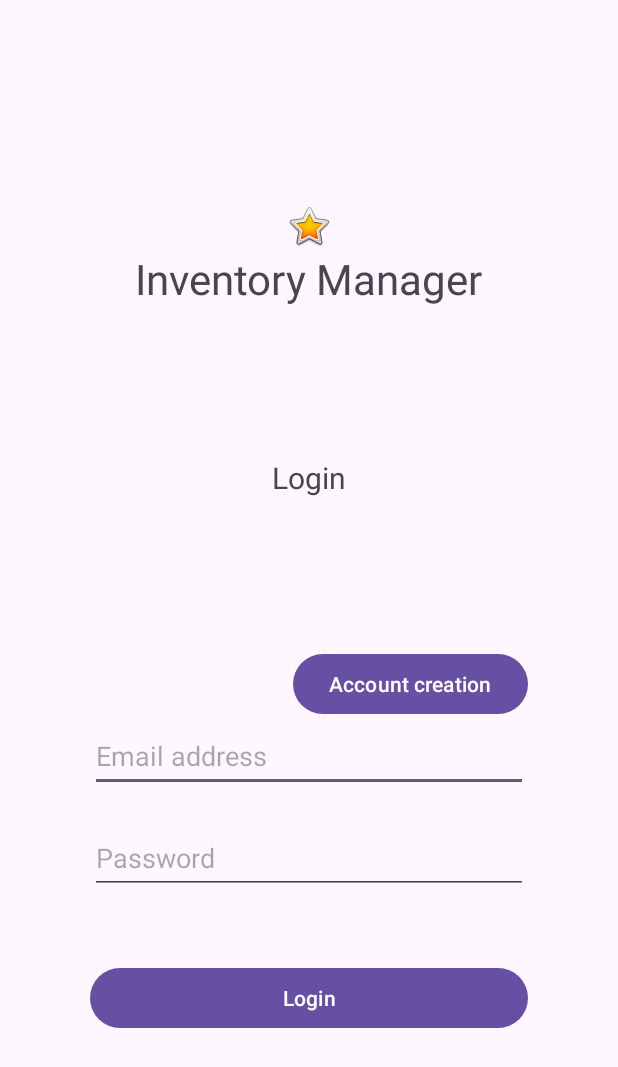
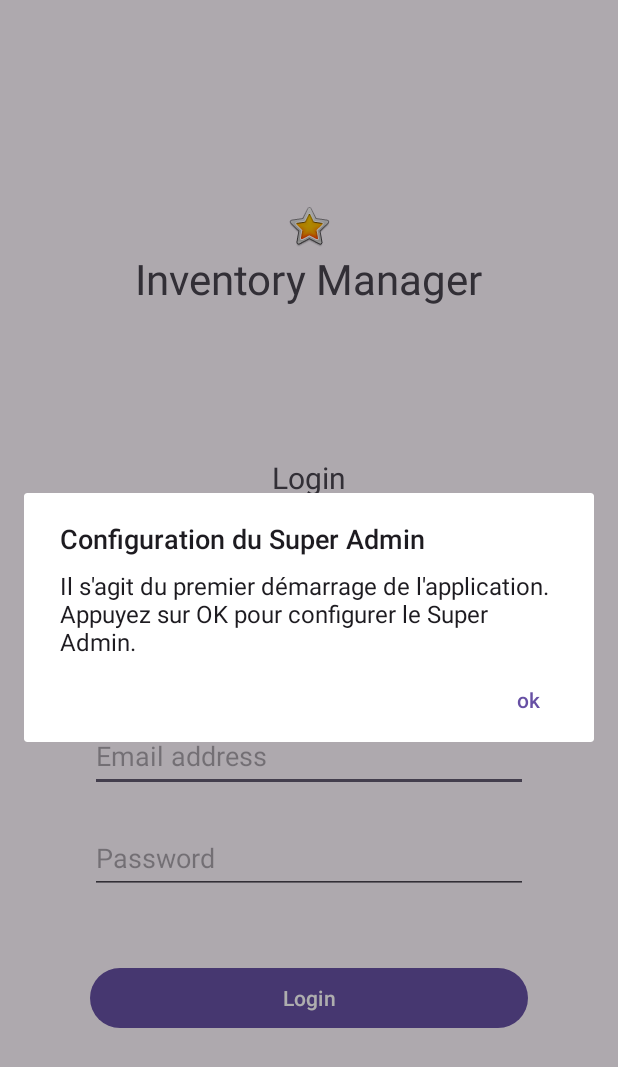
Before and after one commit to Vezna14/Inventaire-android, an Android app: the screen it shows after launch (MainActivity), on a phone screen of 412 x 824 dp. Shown: the top 1067 px of the screen. Run offline under Robolectric (Android 15) with nearby library versions, the phone set to English and light mode, and no system bars; our stand-ins replace Room's generated code.

Commit message:
gestion du 1er démarrage de l'appli et création du SU selon le cas

```diff
--- a/app/src/main/java/be/heh/pfa/MainActivity.kt
+++ b/app/src/main/java/be/heh/pfa/MainActivity.kt
@@ -1,10 +1,12 @@
 package be.heh.pfa
 
 import android.content.Intent
+import android.content.SharedPreferences
 import androidx.appcompat.app.AppCompatActivity
 import android.os.Bundle
 import android.view.View
 import android.widget.Toast
+import androidx.appcompat.app.AlertDialog
 import androidx.room.Room
 import be.heh.pfa.db.MyDB
 import be.heh.pfa.model.User
@@ -22,11 +24,42 @@ class MainActivity : AppCompatActivity() {
     override fun onCreate(savedInstanceState: Bundle?) {
         super.onCreate(savedInstanceState)
         setContentView(R.layout.activity_main)
+
+
+
     }
 
+    override fun onStart() {
+        super.onStart()
+        //vérif si 1er lancement de l'appli
+        /*val sharedPrefs = getSharedPreferences("prefs", MODE_PRIVATE)
+        val firstStart = sharedPrefs.getBoolean("firstStart", true)
+
+        if (firstStart) {
+            showStartDialog()
+        }*/
+        GlobalScope.launch(Dispatchers.IO) {
+            val db = Room.databaseBuilder(applicationContext, MyDB::class.java, "MyDataBase").build()
+            val dao = db.userDao()
+
+            val hasUser = withContext(Dispatchers.IO) {
+                dao.hasAtLeastOneUser()
+            }
+
+            if (!hasUser) {
+                // Aucun User dans la DB --> faut créer le Super User
+                withContext(Dispatchers.Main) {
+                    showStartDialog()
+                }
+            }
+        }
+
+    }
+
+    //ne pas conserver le champ mdp de la vue login quand l'activité n'est plus visible à l'écran
     override fun onStop() {
         super.onStop()
-        //ne pas conserver le champ mdp de la vue login quand l'activité n'est plus visible à l'écran
+
         et_password_mainActivity.text.clear()
 
     }
@@ -52,42 +85,23 @@ class MainActivity : AppCompatActivity() {
                 val db =Room.databaseBuilder(applicationContext, MyDB::class.java, "MyDataBase").build()
                 val dao = db.userDao()
                 //val dbl=dao.getAllUsers()
+                if(dao.getUserByEmailAndPassword(user.email,user.password) != null){
+                    val myLoggedUser=dao.getUserByEmailAndPassword(user.email,user.password)
 
-                if(dao.getUserByEmailAndPassword(user.email,user.password) != null){
                     goToPageActivity()
-
+                    withContext(Dispatchers.Main){Toast.makeText(applicationContext,"mail : "+ user.email + "perm : "+ myLoggedUser?.canWrite ,Toast.LENGTH_SHORT).show()}
                 }
                 else{
                     withContext(Dispatchers.Main){Toast.makeText(applicationContext,"identifiants incorrectes",Toast.LENGTH_SHORT).show()}
-
                     }
-
-
-
+                }
+            }
         }
 
-
-
-
-
-            //Toast.makeText(this, dbl.toString(), Toast.LENGTH_SHORT).show()
-           //Log.i("MainActivity", dbl.toString())
-            //val dbL = dao?.getUserByEmailAndPassword(email, password)
-            /*var uL = User(
-                dbL?.id ?: 0,
-                dbL?.email ?: "INDEFINI",
-                dbL?.password ?: "INDEFINI",
-                dbL?.canWrite ?: false
-            )*/
-
-            //Toast.makeText(this, "appui sur le btn login", Toast.LENGTH_SHORT).show()
-
-        }
-    }
-
-    private fun goToRegisterActivity(){
+    private fun goToRegisterActivity(permission: Boolean = false){
 
         val intent = Intent(this,RegisterActivity::class.java)
+        intent.putExtra("permission",permission)
         startActivity(intent)
 
     }
@@ -99,6 +113,27 @@ class MainActivity : AppCompatActivity() {
 
     }
 
+    //pop up pour la création du Super Amdin
+    private fun showStartDialog() {
+        AlertDialog.Builder(this)
+            .setTitle("Configuration du Super Admin")
+            .setMessage("Il s'agit du premier démarrage de l'application.\nAppuyez sur OK pour configurer le Super Admin.")
+            .setCancelable(false)
+            .setPositiveButton("ok") { dialog, _ ->  //2eme paramètre (id bouton) pas utilisé --> on remplace par " _ " car " _ " = espace réservé pour un param pas utilisé.
+                dialog.dismiss()
+                goToRegisterActivity(true)
+            }
+            .create()
+            .show()
+
+       /* val prefs = getSharedPreferences("prefs", MODE_PRIVATE)
+        val editor = prefs.edit()
+        editor.putBoolean("firstStart", false)
+        editor.apply()*/
+    }
+
+
+
 
 
 
--- a/app/src/main/java/be/heh/pfa/db/UserDao.kt
+++ b/app/src/main/java/be/heh/pfa/db/UserDao.kt
@@ -17,6 +17,11 @@ interface UserDao {
      fun getUserById(id: String): UserRecord?
     @Query("SELECT * FROM Users WHERE email = :email AND password=:password")
      fun getUserByEmailAndPassword(email: String,password: String): UserRecord?
+
+    @Query("SELECT EXISTS (SELECT 1 FROM users LIMIT 1)")
+    fun hasAtLeastOneUser(): Boolean
+
+
     @Insert
      fun insertUser(vararg user: UserRecord)
     @Update
```
Also changed, not shown: app/src/main/java/be/heh/pfa/RegisterActivity.kt (+14 -1 lines).
